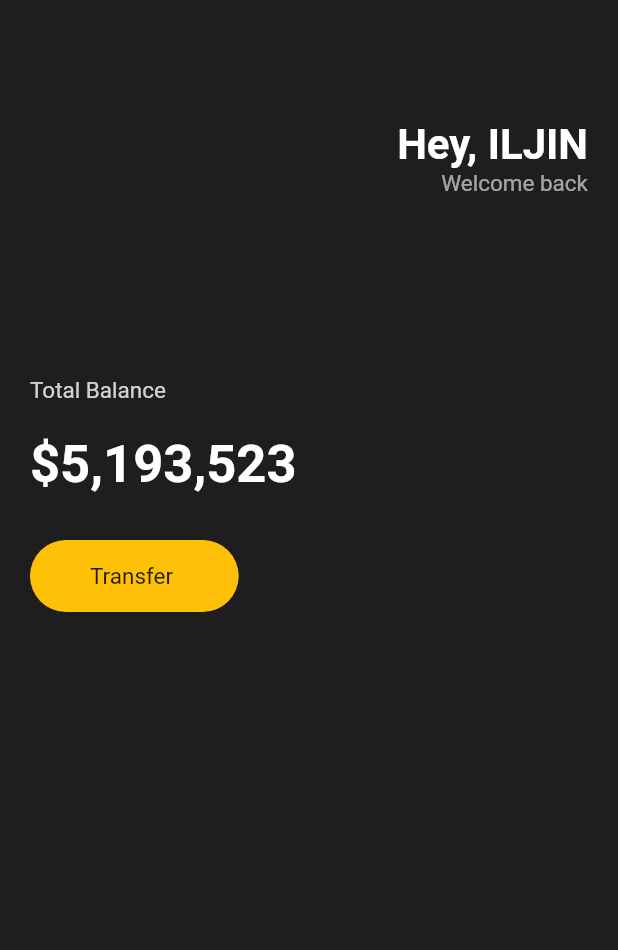
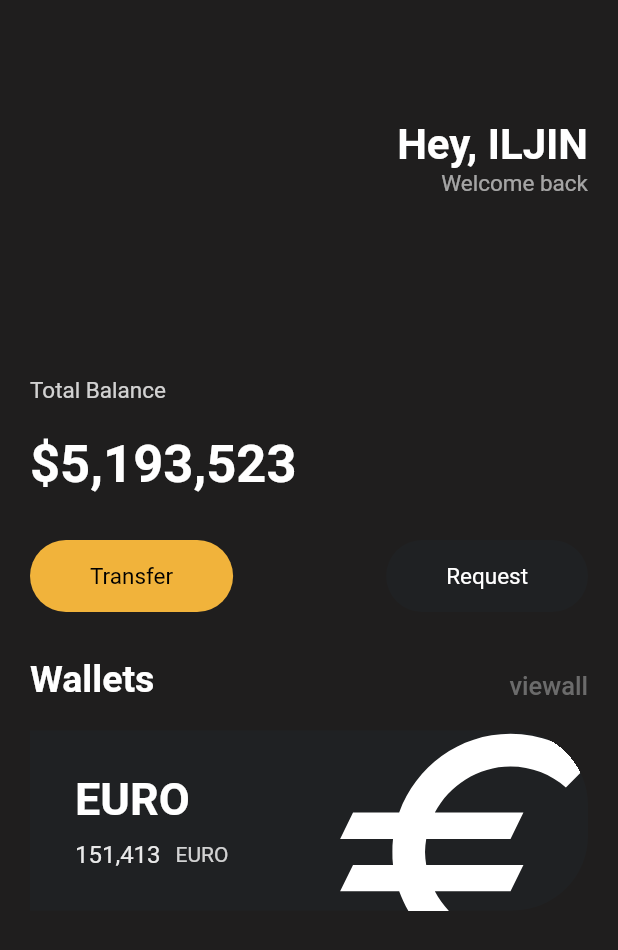
Before and after one commit to beyondsteps/Toonflix, a Flutter app: the screen it shows after launch, on a phone screen of 412 x 824 dp. Shown: the top 950 px of the screen. Run offline on Flutter 3.47's test engine with Material 2 defaults, Android fonts, the phone set to English and light mode, and no system bars.

Commit message:
reuseable widget, icons

```diff
--- a/lib/main.dart
+++ b/lib/main.dart
@@ -1,4 +1,5 @@
 import 'package:flutter/material.dart';
+import 'package:toonflix/widgets/button.dart';
 
 void main() {
   runApp(const App());
@@ -71,30 +72,119 @@ class App extends StatelessWidget {
                 height: 30,
               ),
               Row(
+                mainAxisAlignment: MainAxisAlignment.spaceBetween,
+                children: const [
+                  Button(
+                    text: 'Transfer',
+                    bgColor: Color(0xFFF1B33B),
+                    textColor: Colors.black,
+                  ),
+                  Button(
+                    text: 'Request',
+                    bgColor: Color(0xFF1F2123),
+                    textColor: Colors.white,
+                  ),
+                ],
+              ),
+              const SizedBox(
+                height: 30,
+              ),
+              Row(
+                crossAxisAlignment: CrossAxisAlignment.end,
+                mainAxisAlignment: MainAxisAlignment.spaceBetween,
                 children: [
-                    Container(
-                      decoration: BoxDecoration(
-                        color: Colors.amber,
-                        borderRadius: BorderRadius.circular(30),
-                      ),
-                      child: const Padding(
-                        padding: EdgeInsets.symmetric(
-                          vertical: 15,
-                          horizontal: 40,
-                        ),
-                        child: Text(
-                          'Transfer ',
+                  const Text(
+                    'Wallets',
                     style: TextStyle(
-                            fontSize: 15,
+                      color: Colors.white,
+                      fontSize: 25,
+                      fontWeight: FontWeight.w600,
                     ),
                   ),
+                  Text(
+                    'viewall',
+                    style: TextStyle(
+                      color: Colors.grey.withOpacity(0.6),
+                      fontSize: 17,
+                      fontWeight: FontWeight.w500,
+                    ),
+                  ),
+                ],
+              ),
+              const SizedBox(
+                height: 20,
+              ),
+              Container(
+                clipBehavior: Clip.hardEdge,
+                width: 400,
+                decoration: const BoxDecoration(
+                    color: Color(0xFF1F2123),
+                    borderRadius: BorderRadius.horizontal(
+                      right: Radius.circular(50),
+                    )),
+                child: Padding(
+                  padding: const EdgeInsets.symmetric(
+                    vertical: 10,
+                    horizontal: 30,
+                  ),
+                  child: Row(
+                    mainAxisAlignment: MainAxisAlignment.spaceBetween,
+                    children: [
+                      Column(
+                        crossAxisAlignment: CrossAxisAlignment.start,
+                        children: [
+                          const Text(
+                            'EURO',
+                            style: TextStyle(
+                              fontSize: 30,
+                              fontWeight: FontWeight.w700,
+                              color: Colors.white,
+                            ),
+                          ),
+                          const SizedBox(
+                            height: 10,
+                          ),
+                          Row(
+                            children: [
+                              Text(
+                                '151,413',
+                                style: TextStyle(
+                                  color: Colors.white.withOpacity(0.9),
+                                  fontSize: 16,
+                                ),
+                              ),
+                              const SizedBox(
+                                width: 10,
+                              ),
+                              Text(
+                                'EURO',
+                                style: TextStyle(
+                                  color: Colors.white.withOpacity(0.8),
                                 ),
                               ),
                             ],
                           ),
                         ],
                       ),
-          )),
+                      Transform.scale(
+                        scale: 2.1,
+                        child: Transform.translate(
+                          offset: const Offset(1, 10),
+                          child: const Icon(
+                            Icons.euro_sharp,
+                            color: Colors.white,
+                            size: 100,
+                          ),
+                        ),
+                      ),
+                    ],
+                  ),
+                ),
+              ),
+            ],
+          ),
+        ),
+      ),
     );
   }
 }
--- /dev/null
+++ b/lib/widgets/button.dart
@@ -0,0 +1,38 @@
+import 'package:flutter/material.dart';
+
+class Button extends StatelessWidget {
+  final String text;
+  final Color bgColor;
+  final Color textColor;
+
+  const Button({
+    super.key,
+    required this.text,
+    required this.bgColor,
+    required this.textColor,
+  });
+
+  @override
+  Widget build(BuildContext context) {
+    // TODO: implement build
+    return Container(
+      decoration: BoxDecoration(
+        color: bgColor,
+        borderRadius: BorderRadius.circular(30),
+      ),
+      child: Padding(
+        padding: const EdgeInsets.symmetric(
+          vertical: 15,
+          horizontal: 40,
+        ),
+        child: Text(
+          text,
+          style: TextStyle(
+            fontSize: 15,
+            color: textColor,
+          ),
+        ),
+      ),
+    );
+  }
+}
```
Lines whose indentation alone changed are shown as unchanged.
